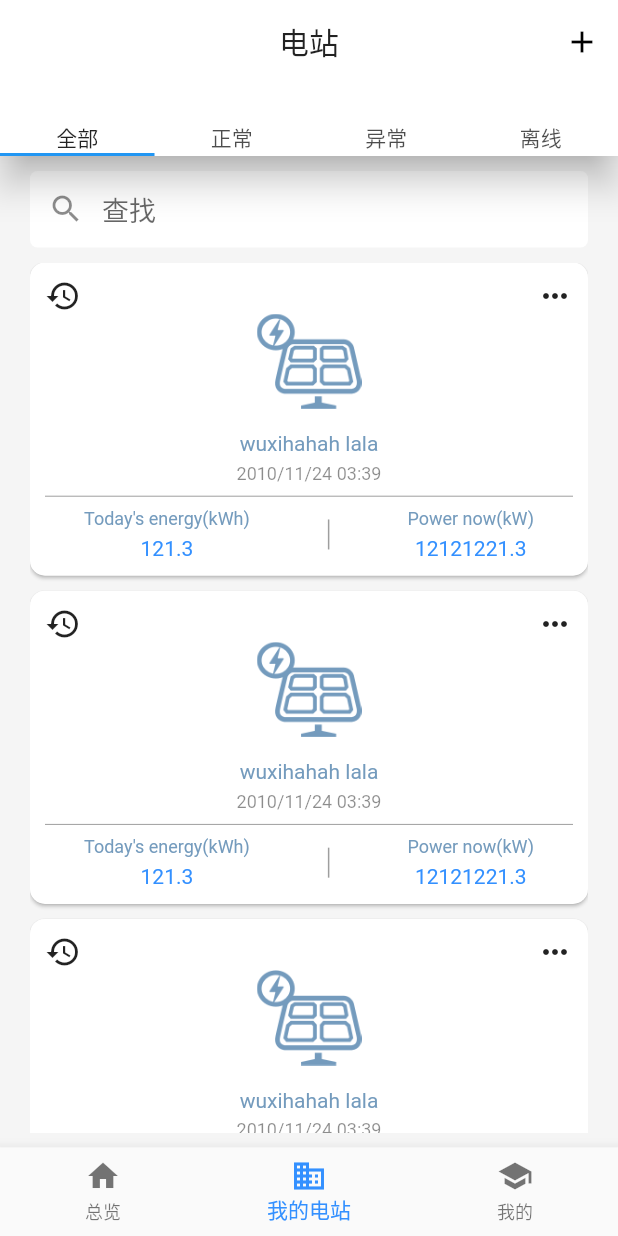
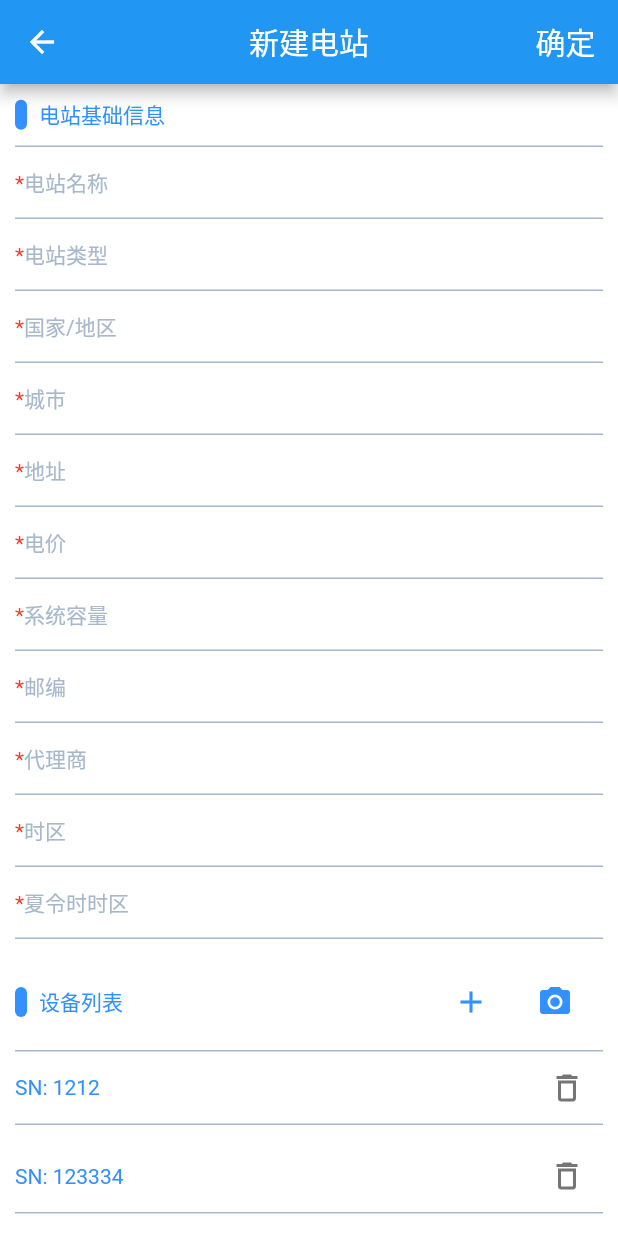
Before and after one commit to fight1991/flutter_FoxESS_demo, a Flutter app: the screen it shows after launch, item 2 of the bottom bar chosen, after a tap on the "add" icon, on a phone screen of 412 x 824 dp. Run offline on Flutter 3.47's test engine with Material 2 defaults, Android fonts, the phone set to English and light mode, and no system bars; our stand-ins replace flutter_swiper.

Commit message:
添加电站页面暂存

```diff
--- a/lib/main.dart
+++ b/lib/main.dart
@@ -2,6 +2,7 @@ import "package:flutter/material.dart";
 import "./pages/login/Login.dart";
 import "./pages/login/Test.dart";
 import './pages/overview/Index.dart';
+import './pages/overview/Add_station.dart';
 void main() => runApp(MyApp());
 class MyApp extends StatelessWidget {
   @override
@@ -9,13 +10,15 @@ class MyApp extends StatelessWidget {
     return MaterialApp(
       title: 'FoxESS',
       initialRoute: '/overview',
+      debugShowCheckedModeBanner: false,
       routes: {
         '/': (context) => Login(),
         '/test': (context) => Test(),
-        '/overview': (context) => Index()
+        '/overview': (context) => Index(),
+        '/addStation': (context) => AddStation()
       },
       theme: ThemeData(
-        primaryColor: Colors.white,
+        // primaryColor: Colors.white,
         splashColor: Colors.transparent, // 点击时的高亮效果设置为透明
         highlightColor: Colors.transparent, // 长按时的扩散效果设置为透明
         textTheme: TextTheme(
--- /dev/null
+++ b/lib/pages/overview/Add_station.dart
@@ -0,0 +1,223 @@
+import "package:flutter/material.dart";
+
+class AddStation extends StatefulWidget {
+  @override
+  _AddStation createState() => _AddStation();
+}
+
+class _AddStation extends State<AddStation> {
+  GlobalKey _formKey = new GlobalKey<FormState>();
+  List<String> _deviceList = ['1212', '123334'];
+  TextEditingController _addSnController = TextEditingController();
+  @override
+  Widget build(BuildContext context) {
+    return Scaffold(
+      appBar: AppBar(
+        title: Text('新建电站'),
+        centerTitle: true,
+        actions: <Widget>[
+          Align(
+            alignment: Alignment.center,
+            child: InkWell(
+              child: Padding(
+                padding: EdgeInsets.symmetric(horizontal: 15.0),
+                child: Text('确定', style: TextStyle(fontSize: 20.0),)
+              ),
+              onTap: () {},
+            ),
+          )
+        ],
+      ),
+      body: Container(
+        padding: EdgeInsets.symmetric(horizontal: 10.0),
+        child: ListView(
+          children: <Widget>[
+            stationBaseTitle('电站基础信息'),
+            formInfo(_formKey),
+            deviceListTile('设备列表'),
+            deviceContainer(_deviceList),
+          ]
+        )
+      ),
+    );
+  }
+  // 电站基本信息头部
+  Widget stationBaseTitle (title) {
+    return Container(
+      padding: EdgeInsets.symmetric(vertical: 10.0),
+      decoration: BoxDecoration(
+        border: Border(bottom: BorderSide(color:Color(0xffA7B8CC)))
+      ),
+      child: Row(
+        crossAxisAlignment: CrossAxisAlignment.center,
+        children: <Widget>[
+          SizedBox(
+            width: 8.0,
+            height: 20.0,
+            child: DecoratedBox(
+              decoration: BoxDecoration(
+                color: Color(0xff3390ff),
+                borderRadius: BorderRadius.vertical(top: Radius.circular(4.0), bottom: Radius.circular(4.0))
+              )
+            )
+          ),
+          SizedBox(width: 8.0),
+          Text(title)
+        ]
+      ),
+    );
+  }
+  // 表单信息
+  Widget formInfo (GlobalKey formkey) {
+    return Container(
+      child: Form(
+        key: formkey,
+        child: Column(
+          children: <Widget>[
+            formInfoItem('电站名称'),
+            formInfoItem('电站类型'),
+            formInfoItem('国家/地区'),
+            formInfoItem('城市'),
+            formInfoItem('地址'),
+            formInfoItem('电价'),
+            formInfoItem('系统容量'),
+            formInfoItem('邮编'),
+            formInfoItem('代理商'),
+            formInfoItem('时区'),
+            formInfoItem('夏令时时区'),
+          ],
+        ),
+      ),
+    );
+  }
+  Widget formInfoItem (label) {
+    return TextFormField(
+      textAlign: TextAlign.end,
+      decoration: InputDecoration(
+        enabledBorder: UnderlineInputBorder(borderSide: BorderSide(color: Color(0xffA7B8CC))),
+        focusedBorder: UnderlineInputBorder(borderSide: BorderSide(color: Color(0xff3390ff))),
+        border: UnderlineInputBorder(borderSide: BorderSide(color: Colors.red)),
+        // 注意 prefix / prefixText获取焦点是才显示
+        // Text.rich(TextSpan(children: [
+        //   TextSpan(text: "*", style: TextStyle(color: Colors.red)),
+        //   TextSpan(text: "电站名称", style: TextStyle(color: Color(0xffA7B8CC)))
+        // ]))
+        prefixIcon: Row(
+          mainAxisSize: MainAxisSize.min,
+          children: <Widget>[
+            Text('*', style: TextStyle(color: Colors.red),),
+            Text(label, style: TextStyle(color: Color(0xffA7B8CC)),)
+          ],
+        )
+      ),
+    );
+  }
+  // 电站设备列表头部区域
+  Widget deviceListTile (title) {
+    return Container(
+      padding: EdgeInsets.only(top: 10.0),
+      decoration: BoxDecoration(
+        border: Border(bottom: BorderSide(color: Color(0xffA7B8CC)))
+      ),
+      child: Row(
+        crossAxisAlignment: CrossAxisAlignment.center,
+        mainAxisAlignment: MainAxisAlignment.spaceBetween,
+        children: <Widget>[
+          Row(children: <Widget>[
+            SizedBox(
+              width: 8.0,
+              height: 20.0,
+              child: DecoratedBox(
+                decoration: BoxDecoration(
+                  color: Color(0xff3390ff),
+                  borderRadius: BorderRadius.vertical(top: Radius.circular(4.0), bottom: Radius.circular(4.0))
+                )
+              )
+            ),
+            SizedBox(width: 8.0),
+            Text(title)
+          ],),
+          ButtonBar(
+            children: <Widget>[
+              IconButton(
+                icon: Icon(Icons.add, color: Color(0xff3390ff),),
+                onPressed: ()async{
+                  _addSnController.text = '';
+                  bool isAdd = await showAddDeviceDialog();
+                  if (isAdd) {
+                    print('确认添加');
+                    setState(() {
+                      _deviceList.add(_addSnController.text);
+                    });
+                  } else {
+                    print('取消添加');
+                  }
+                },
+              ),
+              IconButton(
+                icon: Icon(Icons.camera_alt, color: Color(0xff3390ff),),
+                onPressed: (){},
+              )
+            ]
+          )
+        ]
+      ),
+    );
+  }
+  // 设备列表容器
+  Widget deviceContainer(List<String> list) {
+    return Column(
+      children: list.map((i) => deviceListItem(i)).toList()
+    );
+  }
+  // 设备列表子项
+  Widget deviceListItem (String sn) {
+    return Container(
+      margin: EdgeInsets.only(bottom: 10.0),
+      decoration: BoxDecoration(
+        border: Border(bottom: BorderSide(color: Color(0xffA7B8CC)))
+      ),
+      child: Row(
+        mainAxisAlignment: MainAxisAlignment.spaceBetween,
+        children: <Widget>[
+          Text('SN: $sn'),
+          IconButton(
+            icon: Icon(Icons.delete_outline, color: Colors.grey[600],),
+            onPressed: (){
+              setState(() {
+                _deviceList.remove(sn);
+              });
+            },
+          )
+        ],
+      ),
+    );
+  }
+  // 添加设备弹框
+  Future<bool> showAddDeviceDialog () {
+    return showDialog<bool> (
+      context: context,
+      builder: (context) {
+        return AlertDialog(
+          title: Text('添加设备'),
+          content: TextField(
+            controller: _addSnController,
+            decoration: InputDecoration(hintText: '设备SN'),
+          ),
+          actions: <Widget>[
+            FlatButton(
+              child: Text('取消'),
+              // 关闭对话框
+              onPressed: () => Navigator.of(context).pop(),
+            ),
+            FlatButton(
+              child: Text('确定'),
+              // 关闭对话框并返回true
+              onPressed: () => Navigator.of(context).pop(true),
+            )
+          ],
+        );
+      }
+    );
+  }
+}
--- a/lib/pages/overview/Station.dart
+++ b/lib/pages/overview/Station.dart
@@ -24,7 +24,9 @@ class _Station extends State<Station> with SingleTickerProviderStateMixin{
           IconButton(
             padding: EdgeInsets.symmetric(horizontal: 10.0),
             icon: Icon(Icons.add),
-            onPressed: () {},
+            onPressed: () {
+              Navigator.pushNamed(context, '/addStation');
+            },
           ),
         ],
         bottom: TabBar(
```
